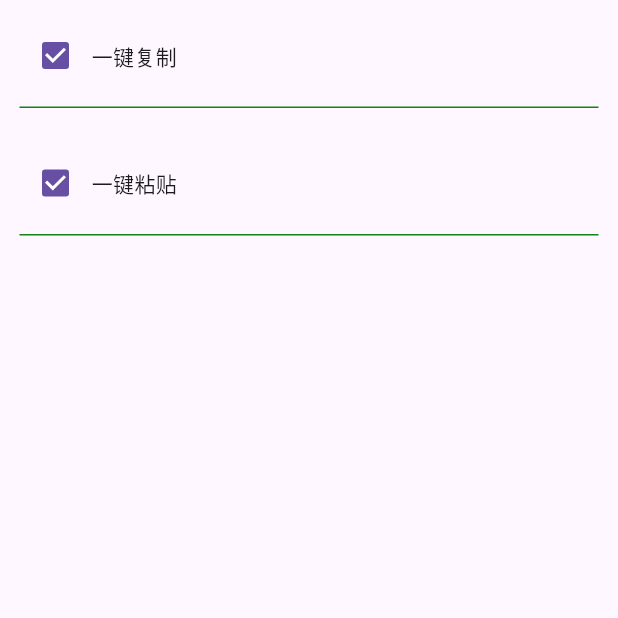
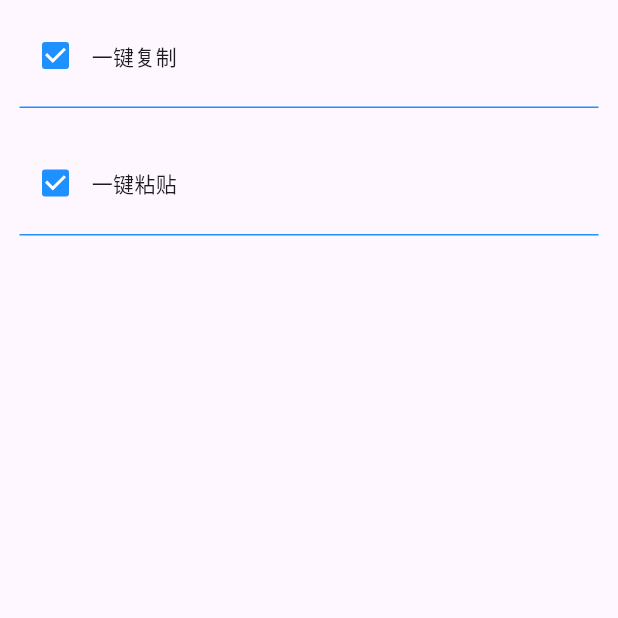
Before and after one commit to piaojin/quick_copy_paste, a Flutter app: the ManageHotKeyPage screen opened directly, on a phone screen of 412 x 824 dp, the top half of it. Run offline on Flutter 3.47's test engine with Material 3 defaults, Android fonts, the phone set to English and light mode, and no system bars; our stand-ins replace bot_toast, event_bus, shared_preferences; missing offline and left inert: hotkey_manager, keypress_simulator, pasteboard, shared_preferences_web, window_manager; accounts and stored records are empty.

Commit message:
1.更新UI 2.添加删除热键功能

```diff
--- a/lib/models/hotkey.dart
+++ b/lib/models/hotkey.dart
@@ -47,7 +47,7 @@ class HotKeyItem {
   }
 
   (Color stateColor,) getUIInfo() {
-    return (isEnable ? const Color.fromARGB(255, 19, 132, 19) : const Color.fromARGB(255, 119, 121, 119),);
+    return (isEnable ? const Color.fromARGB(255, 30, 144, 255) : const Color.fromARGB(255, 128, 128, 128),);
   }
 }
 
--- a/lib/tools/pj_hotkey_manager.dart
+++ b/lib/tools/pj_hotkey_manager.dart
@@ -1,4 +1,3 @@
-
 import 'package:bot_toast/bot_toast.dart';
 import 'package:hotkey_manager/hotkey_manager.dart';
 import 'package:pasteboard/pasteboard.dart';
--- a/lib/widgets/hotkey_item_widget.dart
+++ b/lib/widgets/hotkey_item_widget.dart
@@ -8,6 +8,7 @@ class HotKeyItemWidget extends StatefulWidget {
       required this.index,
       this.didSelectClosure,
       this.didUpdateStateClosure,
+      this.didRemoveHotKeyClosure,
       required this.item})
       : super(key: key);
 
@@ -24,6 +25,7 @@ class HotKeyItemWidget extends StatefulWidget {
   final HotKeyItem item;
   final Function(int)? didSelectClosure;
   final Function(int, bool)? didUpdateStateClosure;
+  final Function(int)? didRemoveHotKeyClosure;
 
   @override
   State<HotKeyItemWidget> createState() => _HotKeyItemWidgetState();
@@ -58,6 +60,13 @@ class _HotKeyItemWidgetState extends State<HotKeyItemWidget> {
     setState(() {});
   }
 
+  void handleRemoveHotKeyAction() {
+    if (widget.didRemoveHotKeyClosure != null) {
+      widget.didRemoveHotKeyClosure!(widget.index);
+    }
+    setState(() {});
+  }
+
   @override
   Widget build(BuildContext context) {
     // This method is rerun every time setState is called, for instance as done
@@ -73,10 +82,12 @@ class _HotKeyItemWidgetState extends State<HotKeyItemWidget> {
         padding: const EdgeInsets.all(10.0),
         child: Container(
           decoration: BoxDecoration(
-            border: Border.fromBorderSide(
-              BorderSide(
-                width: 3, color: widget.item.getUIInfo().$1, style: widget.item.isSelect ? BorderStyle.solid : BorderStyle.none)
-            ),
+            border: Border.fromBorderSide(BorderSide(
+                width: 3,
+                color: widget.item.getUIInfo().$1,
+                style: widget.item.isSelect
+                    ? BorderStyle.solid
+                    : BorderStyle.none)),
           ),
           child: Center(
             child: Column(
@@ -85,6 +96,7 @@ class _HotKeyItemWidgetState extends State<HotKeyItemWidget> {
                   children: [
                     Checkbox(
                       value: widget.item.isEnable,
+                      activeColor: const Color.fromARGB(255, 30, 144, 255),
                       onChanged: (bool? value) {
                         handleCheckBoxAction(value ?? false);
                       },
@@ -93,16 +105,37 @@ class _HotKeyItemWidgetState extends State<HotKeyItemWidget> {
                     Expanded(
                       child: Container(),
                     ),
-                    Offstage(
-                      offstage: widget.item.hotKey == null,
-                      child: HotKeyVirtualView(
-                          hotKey: widget.item.hotKey ?? _hotKey),
+                    Padding(
+                      padding: const EdgeInsets.only(top: 8, right: 2),
+                      child: Offstage(
+                        offstage: widget.item.hotKey == null,
+                        child: HotKeyVirtualView(
+                            hotKey: widget.item.hotKey ?? _hotKey),
+                      ),
                     ),
+                    Padding(
+                        padding: const EdgeInsets.only(top: 8, right: 2),
+                        child: Offstage(
+                          offstage: widget.item.hotKey == null ||
+                              widget.item.isSelect == false,
+                          child: SizedBox(
+                            width: 30,
+                            height: 30,
+                            child: IconButton(
+                                onPressed: () {
+                                  handleRemoveHotKeyAction();
+                                },
+                                splashRadius: 20.0,
+                                padding: EdgeInsets.zero,
+                                icon: const Icon(Icons.clear_sharp)),
+                          ),
+                        )),
                   ],
                 ),
                 Container(
                   padding: const EdgeInsets.only(top: 10),
-                  child: Divider(height: 1.0, color: widget.item.getUIInfo().$1),
+                  child:
+                      Divider(height: 1.0, color: widget.item.getUIInfo().$1),
                 ),
               ],
             ),
--- a/pubspec.yaml
+++ b/pubspec.yaml
@@ -37,6 +37,10 @@ dependencies:
   preference_list: ^0.0.1
   shared_preferences: ^2.0.15
   event_bus: ^2.0.0
+  window_manager:
+    git:
+      url: https://github.com/leanflutter/window_manager.git
+      ref: main
 
   # The following adds the Cupertino Icons font to your application.
   # Use with the CupertinoIcons class for iOS style icons.
```
Also changed, not shown: lib/main.dart (+19 -4 lines), lib/pages/clipboard_item_widget.dart (+30 -10 lines), lib/pages/clipboard_record_page.dart (+7 -1 lines), lib/pages/home_page.dart (+12 -8 lines), lib/pages/manage_hotkey_page.dart (+13 -0 lines), 22 other files.
